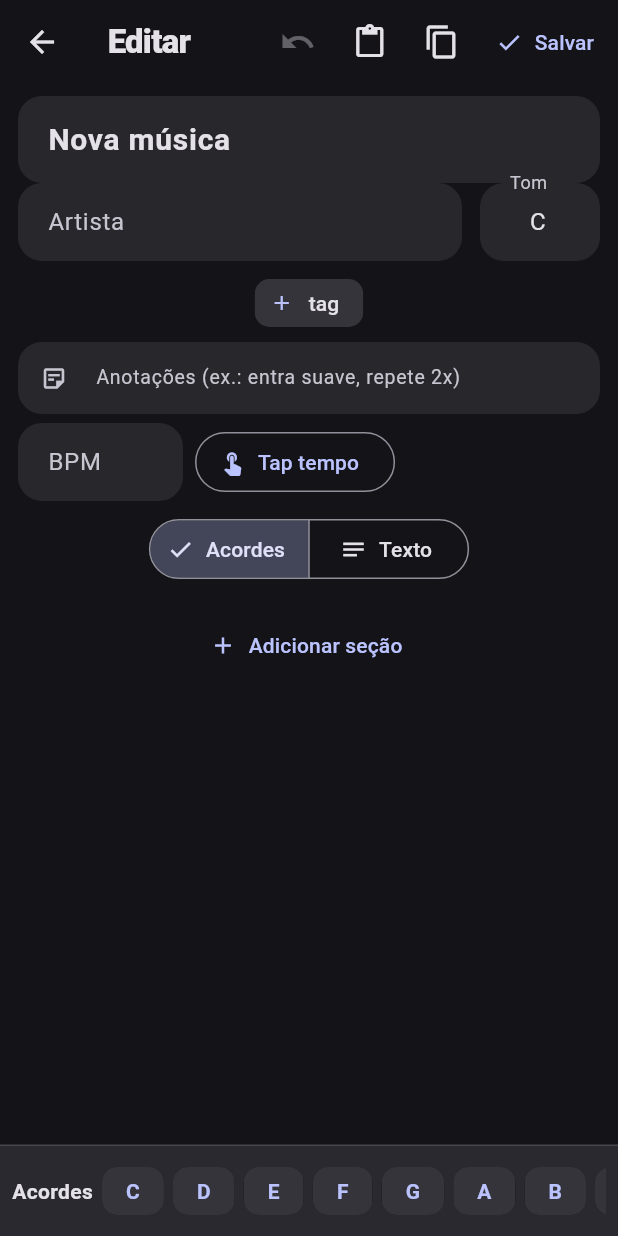
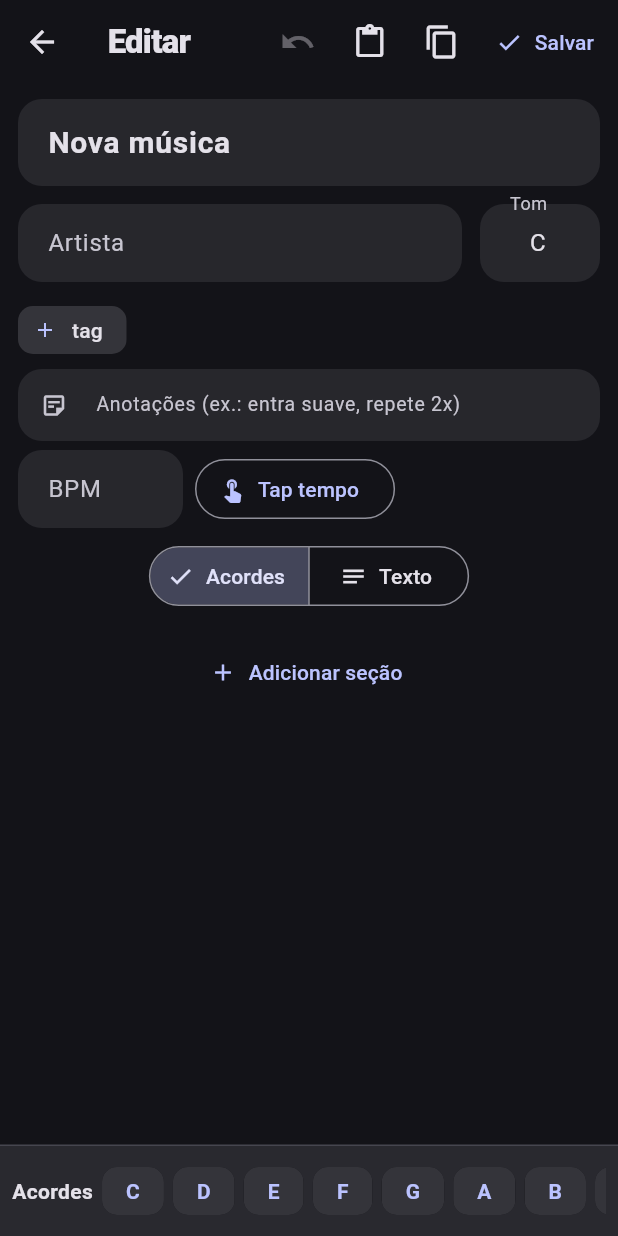
Before and after one commit to mateusvpassos/mymusic, a Flutter app: the screen it shows after launch, after a tap on "Música", on a phone screen of 412 x 824 dp. Run offline on Flutter 3.47's test engine with Material 3 defaults, Android fonts, the phone set to English and light mode, and no system bars; our stand-ins replace google_sign_in, pdf, printing, share_plus, wakelock_plus; missing offline and left inert: extension_google_sign_in_as_googleapis_auth, googleapis.

Commit message:
style: espacamento no cabecalho do editor (titulo/artista/tom/tags)

```diff
--- a/lib/ui/song_edit_page.dart
+++ b/lib/ui/song_edit_page.dart
@@ -260,14 +260,16 @@ class _SongEditPageState extends State<SongEditPage> {
 
   Widget _meta(ColorScheme scheme) {
     return Padding(
-      padding: const EdgeInsets.fromLTRB(12, 8, 12, 8),
+      padding: const EdgeInsets.fromLTRB(12, 10, 12, 8),
       child: Column(
+        crossAxisAlignment: CrossAxisAlignment.start,
         children: [
           TextField(
             controller: _title,
             style: const TextStyle(fontSize: 20, fontWeight: FontWeight.w700),
             decoration: const InputDecoration(hintText: 'Título', isDense: true),
           ),
+          const SizedBox(height: 12),
           Row(
             children: [
               Expanded(
@@ -287,7 +289,7 @@ class _SongEditPageState extends State<SongEditPage> {
               ),
             ],
           ),
-          const SizedBox(height: 8),
+          const SizedBox(height: 12),
           Wrap(
             spacing: 6,
             runSpacing: 4,
```
Also changed, not shown: preview.png.
